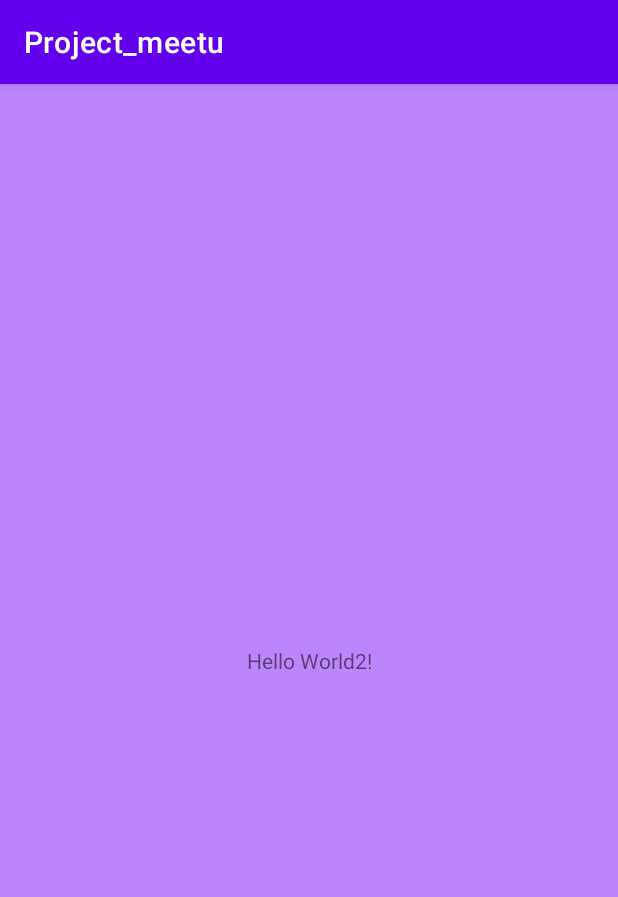
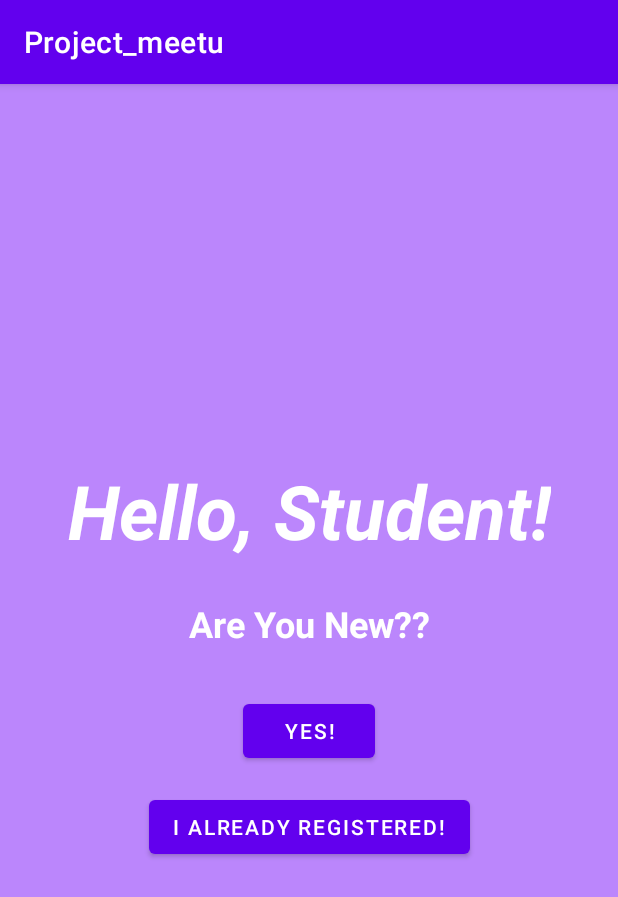
Before and after one commit to HoyeonS/Project_Meetu, an Android app: the screen it shows after launch (MainActivity), on a phone screen of 412 x 824 dp. Shown: the top 897 px of the screen. Run offline under Robolectric (Android 15) with nearby library versions, the phone set to English and light mode, and no system bars.

Commit message:
First Screen Message and Button implementation finished

```diff
--- a/app/src/main/res/layout/activity_main.xml
+++ b/app/src/main/res/layout/activity_main.xml
@@ -11,10 +11,47 @@
     <TextView
         android:layout_width="wrap_content"
         android:layout_height="wrap_content"
-        android:text="Hello World2!"
+        android:text="Hello, Student!"
         app:layout_constraintBottom_toBottomOf="parent"
         app:layout_constraintEnd_toEndOf="parent"
         app:layout_constraintStart_toStartOf="parent"
-        app:layout_constraintTop_toTopOf="parent" />
+        app:layout_constraintTop_toTopOf="parent"
+        android:layout_marginTop="-200dp"
+        android:textSize="50dp"
+        android:textColor="@color/white"
+        android:textStyle="bold|italic"
+        android:id="@+id/FirstMessage"/>
+    <TextView
+        android:layout_width="wrap_content"
+        android:layout_height="wrap_content"
+        android:layout_marginTop="-300dp"
+        android:textSize="24dp"
+        android:textColor="@color/white"
+        android:textStyle="bold"
+        android:text="Are You New??"
+        app:layout_constraintBottom_toBottomOf="parent"
+        app:layout_constraintEnd_toEndOf="parent"
+        app:layout_constraintStart_toStartOf="parent"
+        app:layout_constraintTop_toTopOf="@id/FirstMessage"
+        android:id="@+id/SecondMessage"/>
+
+    <Button
+        android:id="@+id/BtnNew"
+        android:layout_width="wrap_content"
+        android:layout_height="wrap_content"
+        android:layout_marginTop="64dp"
+        android:text="Yes!"
+        app:layout_constraintEnd_toEndOf="parent"
+        app:layout_constraintStart_toStartOf="parent"
+        app:layout_constraintTop_toTopOf="@id/SecondMessage" />
+    <Button
+        android:id="@+id/BtnAccountAccepted"
+        android:layout_width="wrap_content"
+        android:layout_height="wrap_content"
+        android:layout_marginTop="64dp"
+        android:text="I already registered!"
+        app:layout_constraintEnd_toEndOf="parent"
+        app:layout_constraintStart_toStartOf="parent"
+        app:layout_constraintTop_toTopOf="@id/BtnNew" />
 
 </androidx.constraintlayout.widget.ConstraintLayout>
```
